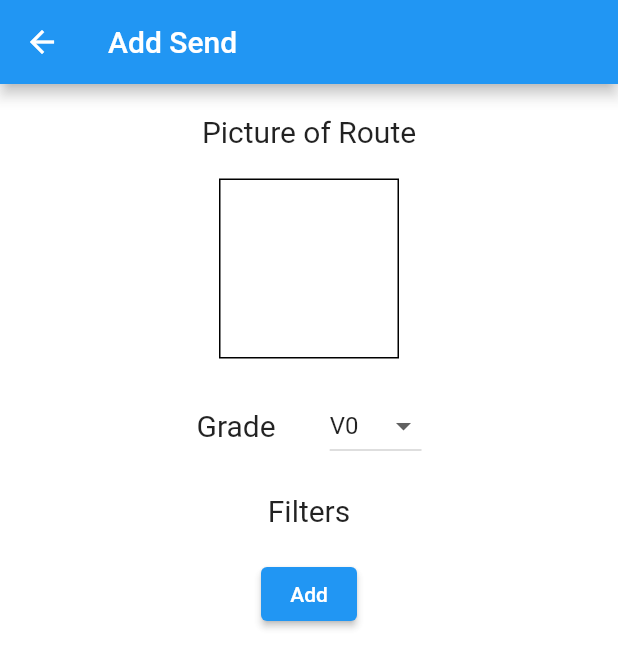
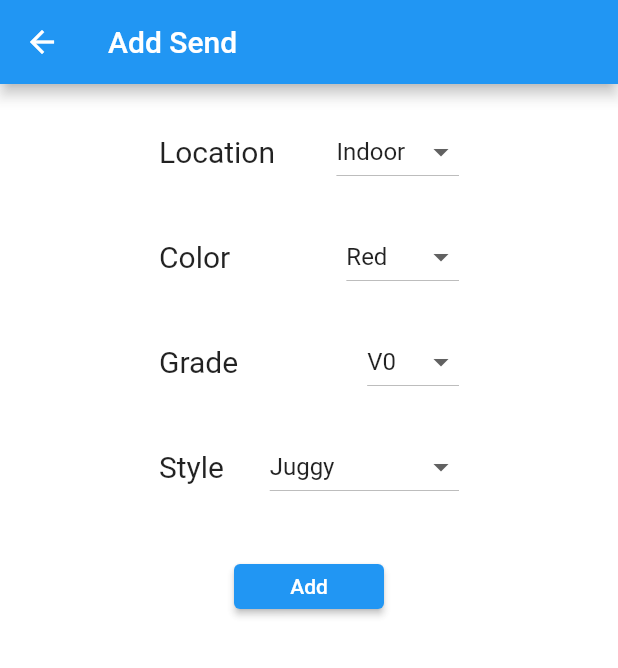
Before and after one commit to dvtran99/Send-Tracker-App, a Flutter app: the screen it shows after launch, in the side drawer, after a tap on "Add Send", on a phone screen of 412 x 824 dp. Shown: the top 668 px of the screen. Run offline on Flutter 3.47's test engine with Material 2 defaults, Android fonts, the phone set to English and light mode, and no system bars.

Commit message:
Update add-send-screen with new fields

```diff
--- a/send_tracker_app/lib/screens/add-send-screen.dart
+++ b/send_tracker_app/lib/screens/add-send-screen.dart
@@ -10,9 +10,27 @@ class AddSendScreen extends StatefulWidget {
 class AddSendScreenState extends State<AddSendScreen> {
   TextStyle textTheme = TextStyle(fontSize: 20);
 
+  String locationValue = 'Indoor';
   String gradeValue = 'V0';
+  String colorValue = 'Red';
+  String styleValue = 'Juggy';
 
-  List<DropdownMenuItem<String>> get dropdownItems {
+  List<String> styles = <String>[];
+
+  List<DropdownMenuItem<String>> get locationItems {
+    return [
+      DropdownMenuItem(
+        value: 'Indoor',
+        child: Text('Indoor'),
+      ),
+      DropdownMenuItem(
+        value: 'Outdoor',
+        child: Text('Outdoor'),
+      ),
+    ];
+  }
+
+  List<DropdownMenuItem<String>> get gradeItems {
     return [
       DropdownMenuItem(
         value: 'V0',
@@ -61,6 +79,80 @@ class AddSendScreenState extends State<AddSendScreen> {
     ];
   }
 
+  List<DropdownMenuItem<String>> get colorItems {
+    return [
+      DropdownMenuItem(
+        value: 'Red',
+        child: Text('Red'),
+      ),
+      DropdownMenuItem(
+        value: 'Yellow',
+        child: Text('Yellow'),
+      ),
+      DropdownMenuItem(
+        value: 'Green',
+        child: Text('Green'),
+      ),
+      DropdownMenuItem(
+        value: 'White',
+        child: Text('White'),
+      ),
+      DropdownMenuItem(
+        value: 'Blue',
+        child: Text('Blue'),
+      ),
+      DropdownMenuItem(
+        value: 'Black',
+        child: Text('Black'),
+      ),
+      DropdownMenuItem(
+        value: 'Purple',
+        child: Text('Purple'),
+      ),
+      DropdownMenuItem(
+        value: 'Orange',
+        child: Text('Orange'),
+      ),
+      DropdownMenuItem(
+        value: 'Pink',
+        child: Text('Pink'),
+      ),
+    ];
+  }
+
+  List<DropdownMenuItem<String>> get styleItems {
+    return [
+      DropdownMenuItem(
+        value: 'Juggy',
+        child: Text('Juggy'),
+      ),
+      DropdownMenuItem(
+        value: 'Crimpy',
+        child: Text('Crimpy'),
+      ),
+      DropdownMenuItem(
+        value: 'Pinchy',
+        child: Text('Pinchy'),
+      ),
+      DropdownMenuItem(
+        value: 'Slopey',
+        child: Text('Slopey'),
+      ),
+      DropdownMenuItem(
+        value: 'Slabby',
+        child: Text('Slabby'),
+      ),
+      DropdownMenuItem(
+        value: 'Dynamicy',
+        child: Text('Dynamicy'),
+      ),
+      DropdownMenuItem(
+        value: 'Compressiony',
+        child: Text('Compressiony'),
+      ),
+    ];
+  }
+
   @override
   Widget build(BuildContext context) {
     return Scaffold(
@@ -71,17 +163,49 @@ class AddSendScreenState extends State<AddSendScreen> {
           child: Column(
         children: [
           SizedBox(height: 20),
-          Text("Picture of Route", style: textTheme),
-          SizedBox(height: 20),
-          Container(
-            height: 120,
-            width: 120,
-            decoration: BoxDecoration(border: Border.all(color: Colors.black)),
+          SizedBox(
+            height: 50,
+            width: 200,
+            child: Row(
+              mainAxisAlignment: MainAxisAlignment.spaceBetween,
+              children: [
+                Text("Location", style: textTheme),
+                DropdownButton(
+                    focusNode: FocusNode(canRequestFocus: false),
+                    value: locationValue,
+                    items: locationItems,
+                    onChanged: (String? newValue) {
+                      setState(() {
+                        locationValue = newValue!;
+                      });
+                    }),
+              ],
+            ),
           ),
           SizedBox(height: 20),
           SizedBox(
             height: 50,
-            width: 150,
+            width: 200,
+            child: Row(
+              mainAxisAlignment: MainAxisAlignment.spaceBetween,
+              children: [
+                Text("Color", style: textTheme),
+                DropdownButton(
+                    focusNode: FocusNode(canRequestFocus: false),
+                    value: colorValue,
+                    items: colorItems,
+                    onChanged: (String? newValue) {
+                      setState(() {
+                        colorValue = newValue!;
+                      });
+                    }),
+              ],
+            ),
+          ),
+          SizedBox(height: 20),
+          SizedBox(
+            height: 50,
+            width: 200,
             child: Row(
               mainAxisAlignment: MainAxisAlignment.spaceBetween,
               children: [
@@ -89,7 +213,7 @@ class AddSendScreenState extends State<AddSendScreen> {
                 DropdownButton(
                     focusNode: FocusNode(canRequestFocus: false),
                     value: gradeValue,
-                    items: dropdownItems,
+                    items: gradeItems,
                     onChanged: (String? newValue) {
                       setState(() {
                         gradeValue = newValue!;
@@ -99,13 +223,64 @@ class AddSendScreenState extends State<AddSendScreen> {
             ),
           ),
           SizedBox(height: 20),
-          Text("Filters", style: textTheme),
+          SizedBox(
+            height: 50,
+            width: 200,
+            child: Row(
+              mainAxisAlignment: MainAxisAlignment.spaceBetween,
+              children: [
+                Text("Style", style: textTheme),
+                DropdownButton(
+                    focusNode: FocusNode(canRequestFocus: false),
+                    value: styleValue,
+                    items: styleItems,
+                    onChanged: (String? newValue) {
+                      setState(() {
+                        styleValue = newValue!;
+                        if (!styles.contains(styleValue)) {
+                          styles.add(styleValue);
+                        }
+                      });
+                    }),
+              ],
+            ),
+          ),
           SizedBox(height: 20),
-          ElevatedButton(
-              onPressed: () {
-                print('Pressed!');
+          SizedBox(
+            height: 50.0 * styles.length,
+            width: 200,
+            child: ListView.builder(
+              itemCount: styles.length,
+              itemBuilder: (BuildContext context, int index) {
+                return Container(
+                  height: 50,
+                  child: Row(
+                    mainAxisAlignment: MainAxisAlignment.spaceBetween,
+                    children: [
+                      Text(styles[index]),
+                      CloseButton(
+                        onPressed: () {
+                          setState(() {
+                            styles.removeAt(index);
+                          });
+                        },
+                      )
+                    ],
+                  ),
+                );
               },
-              child: Text("Add")),
+            ),
+          ),
+          SizedBox(height: 20),
+          SizedBox(
+            width: 100,
+            height: 30,
+            child: ElevatedButton(
+                onPressed: () {
+                  print('Pressed!');
+                },
+                child: Text("Add")),
+          ),
         ],
       )),
     );
```
